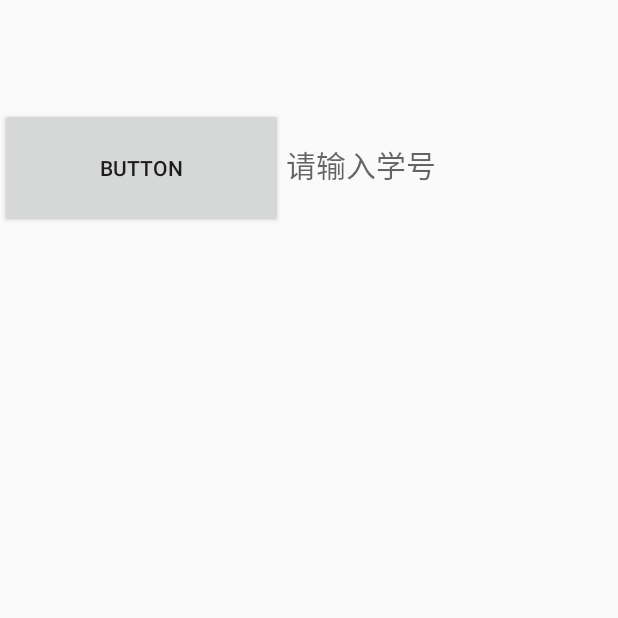
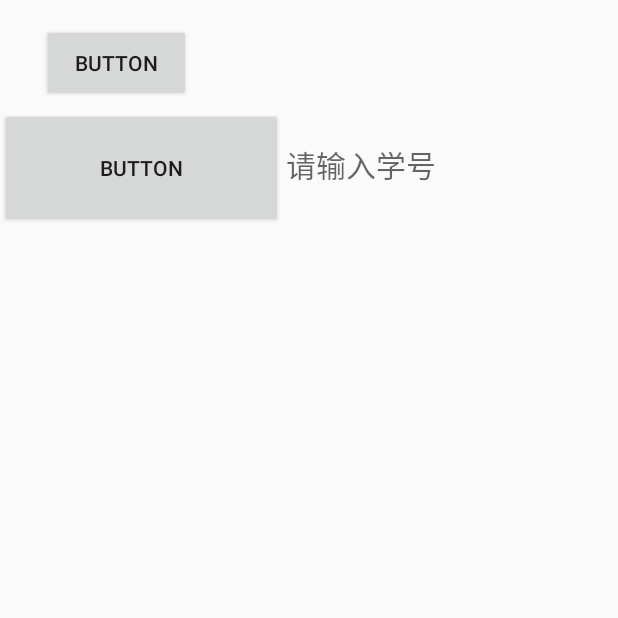
Before and after one commit to AIwangqin1314/fw, an Android app: the Ledaitivity screen opened directly, with no data from a screen before it, on a phone screen of 412 x 824 dp, the top half of it. Run offline under Robolectric (Android 15) with nearby library versions, the phone set to English and light mode, and no system bars.

Commit message:
优化
1.删除构造函数
2.增加soupool按钮
3.更换音乐

```diff
--- a/app/src/main/java/com/powerbyyu/firstword/Ledaitivity.java
+++ b/app/src/main/java/com/powerbyyu/firstword/Ledaitivity.java
@@ -32,6 +32,7 @@ public class Ledaitivity extends Activity{
 
     public static Context context ;
     private Button button;
+    private Button soupool;
     private TextView textView;
     private TcpClient ledclient=null;
     private String  serverIP = "192.168.1.15";
@@ -56,7 +57,7 @@ public class Ledaitivity extends Activity{
         textView.setText(getHostIP());
         handlerlinit();
         mediaplerint();
-
+        soupoolhini();
         button.setOnClickListener(new View.OnClickListener() {
             @Override
             public void onClick(View v) {
@@ -91,6 +92,15 @@ public class Ledaitivity extends Activity{
 //       // exec.execute(ledclient);
 //       new  Thread(ledclient).start();
 //        //new Thread(new TcpClient(serverIP,serverPort)).start();
+    }
+    private void soupoolhini(){
+        soupool=(Button)findViewById(R.id.button3);
+        soupool.setOnClickListener(new View.OnClickListener() {
+            @Override
+            public void onClick(View view) {
+                medaiservice.getService().soupool(2,2);
+            }
+        });
     }
     private void mediaplerint(){
         Intent intent=new Intent(this,Medaiservice.class);
@@ -170,6 +180,7 @@ public class Ledaitivity extends Activity{
     protected void onDestroy() {
         super.onDestroy();
         unregisterReceiver(myBroadcastReceiver);
+        if (1==1){unbindService(sc);}
     }
 
     @Override
--- a/app/src/main/java/com/powerbyyu/firstword/voider.java
+++ b/app/src/main/java/com/powerbyyu/firstword/voider.java
@@ -22,7 +22,7 @@ public voider(Context context){
         sp = new SoundPool(5, AudioManager.STREAM_MUSIC, 0);
         sounddata = new HashMap<Integer, Integer>();
         sounddata.put(1, sp.load(mcontext, R.raw.yur, 1));
-        sounddata.put(2, sp.load(mcontext, R.raw.yur, 1));
+        sounddata.put(2, sp.load(mcontext, R.raw.hut, 1));
         sp.setOnLoadCompleteListener(new SoundPool.OnLoadCompleteListener(){
             @Override
             public void onLoadComplete(SoundPool sound,int sampleId,int status){
--- a/app/src/main/res/layout/ledactivity.xml
+++ b/app/src/main/res/layout/ledactivity.xml
@@ -6,12 +6,23 @@
     android:layout_width="match_parent"
     android:layout_height="match_parent">
 
+    <Button
+        android:id="@+id/button3"
+        android:layout_width="99dp"
+        android:layout_height="52dp"
+        android:layout_marginStart="28dp"
+        android:layout_marginTop="16dp"
+        android:layout_weight="1"
+        android:text="Button"
+        app:layout_constraintStart_toStartOf="parent"
+        app:layout_constraintTop_toTopOf="parent" />
+
     <LinearLayout
         android:layout_width="match_parent"
         android:layout_height="match_parent"
         android:orientation="horizontal"
-        tools:layout_editor_absoluteX="0dp"
-        tools:layout_editor_absoluteY="16dp">
+        tools:layout_editor_absoluteX="16dp"
+        tools:layout_editor_absoluteY="82dp">
 
         <Button
             android:id="@+id/ledbuttom"
```
Also changed, not shown: app/src/main/java/com/powerbyyu/firstword/Medaiservice.java (+3 -14 lines), 1 other file.
